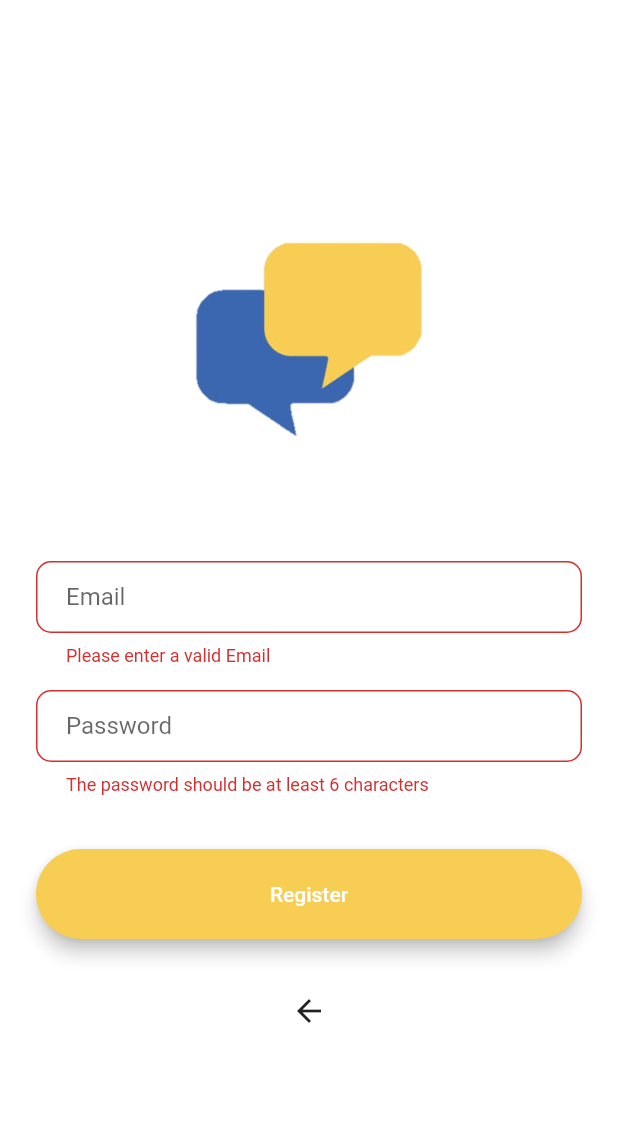
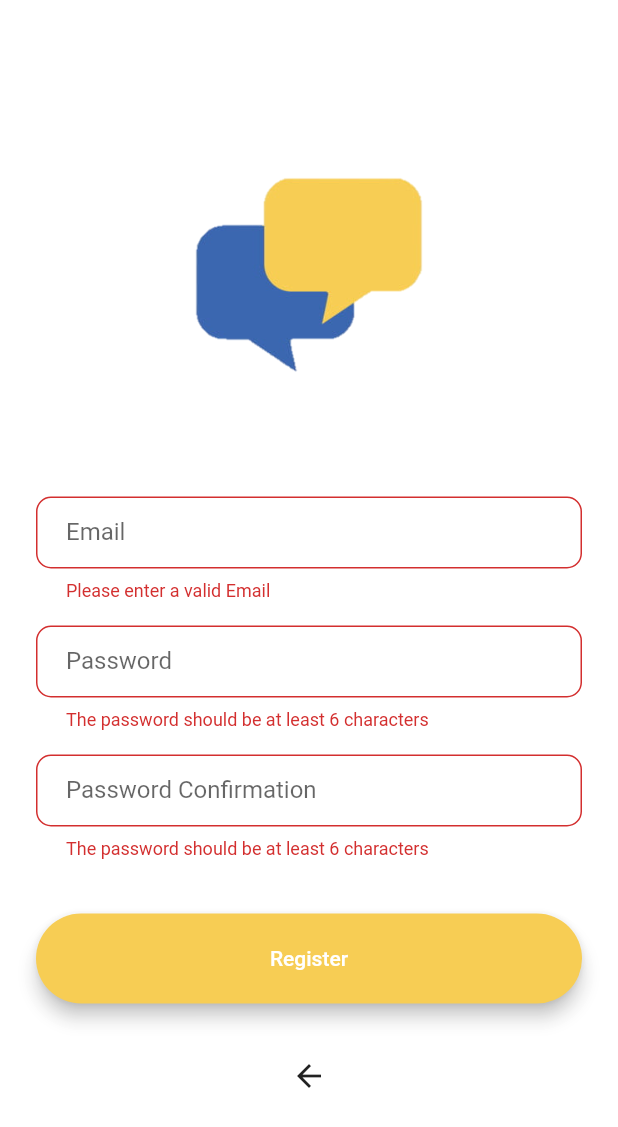
Before and after one commit to zhrwmmdi/Chat-Box, a Flutter app: the RegistrationScreen screen opened by its route, after a tap on "Register", on a phone screen of 412 x 824 dp. Shown: the top 1127 px of the screen. Run offline on Flutter 3.47's test engine with Material 2 defaults, Android fonts, the phone set to English and light mode, and no system bars; drawn by our look-alikes of modal_progress_hud_nsn; our stand-ins replace animated_text_kit, cloud_firestore, email_validator, firebase_auth, firebase_core; accounts and stored records are empty.

Commit message:
changes on registration screen

```diff
--- a/lib/Screens/registration_screen.dart
+++ b/lib/Screens/registration_screen.dart
@@ -16,6 +16,8 @@ class RegistrationScreen extends StatefulWidget {
 class _RegistrationScreenState extends State<RegistrationScreen> {
   final TextEditingController _passwordController = TextEditingController();
   final TextEditingController _emailController = TextEditingController();
+  final TextEditingController _passwordCheckController =
+      TextEditingController();
   final GlobalKey<FormState> _formKey = GlobalKey<FormState>();
   bool errorOccurred = false;
   bool showSpinner = false;
@@ -23,6 +25,7 @@ class _RegistrationScreenState extends State<RegistrationScreen> {
 
   void _registerAction() async {
     if (_formKey.currentState!.validate()) {
+      if (_passwordController.text == _passwordCheckController.text) {
         try {
           setState(
             () {
@@ -51,6 +54,14 @@ class _RegistrationScreenState extends State<RegistrationScreen> {
             errorOccurred = true;
             errorMessage = e.toString().split('] ')[1];
           });
+        }
+      } else {
+        setState(
+          () {
+            errorOccurred = true;
+            errorMessage = 'Password is not repeated correctly.';
+          },
+        );
       }
     }
   }
@@ -99,14 +110,30 @@ class _RegistrationScreenState extends State<RegistrationScreen> {
                       height: 16,
                     ),
                     TextFormField(
-                      onFieldSubmitted: (event) {
-                        _registerAction();
-                      },
                       decoration: kTextFieldDecoration.copyWith(
                           hintText: 'Enter your password',
                           labelText: 'Password'),
                       obscureText: true,
                       controller: _passwordController,
+                      autovalidateMode: AutovalidateMode.onUserInteraction,
+                      validator: (password) {
+                        return password != null && password.length > 5
+                            ? null
+                            : 'The password should be at least 6 characters';
+                      },
+                    ),
+                    const SizedBox(
+                      height: 16,
+                    ),
+                    TextFormField(
+                      onFieldSubmitted: (event) {
+                        _registerAction();
+                      },
+                      decoration: kTextFieldDecoration.copyWith(
+                          hintText: 'Repeat your password',
+                          labelText: 'Password Confirmation'),
+                      obscureText: true,
+                      controller: _passwordCheckController,
                       autovalidateMode: AutovalidateMode.onUserInteraction,
                       validator: (password) {
                         return password != null && password.length > 5
```
Lines whose indentation alone changed are shown as unchanged.
